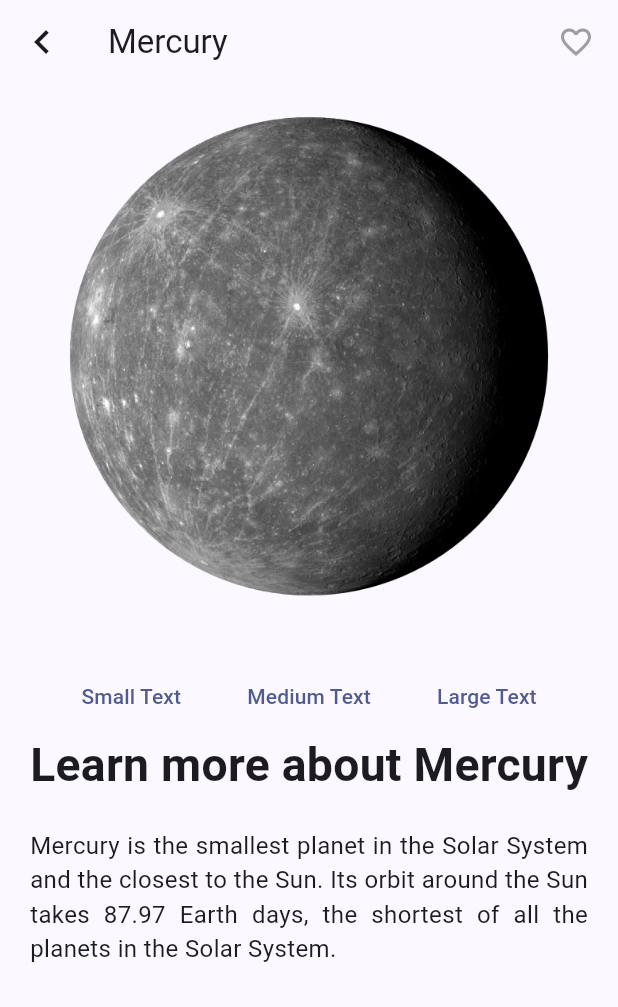
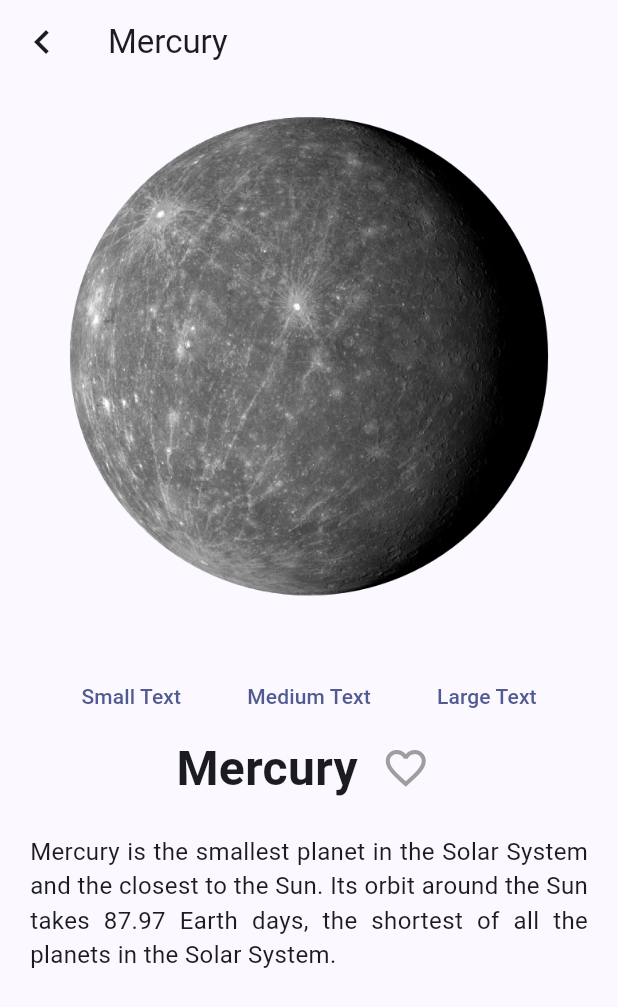
Before and after one commit to noliveira95/spacely, a Flutter app: the screen it shows after launch, after a tap on "Mercury", on a phone screen of 412 x 824 dp. Shown: the top 1007 px of the screen. Run offline on Flutter 3.47's test engine with Material 3 defaults, Android fonts, the light colour scheme and no system bars.

Commit message:
refactor: move favorite button to title row

```diff
--- a/lib/pages/learn_more.dart
+++ b/lib/pages/learn_more.dart
@@ -15,7 +15,8 @@ class LearnMorePage extends StatefulWidget {
 }
 
 class _LearnMorePageState extends State<LearnMorePage> {
-  double customFontSize = 16;
+  double infoFontSize = 16;
+  double titleFontSize = 32;
   Icon favoriteIcon = const Icon(Icons.favorite_border);
   @override
   Widget build(BuildContext context) {
@@ -31,32 +32,32 @@ class _LearnMorePageState extends State<LearnMorePage> {
               size: 32,
             ),
           ),
-          actions: [
-            Consumer<FavoritesModel>(
-              builder: (context, favoritesModel, child) {
-                bool isFavorite = favoritesModel.favorites
-                    .contains(widget.content.title.toLowerCase());
-                return IconButton(
-                  onPressed: () {
-                    if (isFavorite) {
-                      favoritesModel
-                          .removeFavorite(widget.content.title.toLowerCase());
-                    } else {
-                      favoritesModel
-                          .addFavorite(widget.content.title.toLowerCase());
-                    }
-                  },
-                  icon: Padding(
-                    padding: const EdgeInsets.only(right: 8.0),
-                    child: Icon(
-                      isFavorite ? Icons.favorite : Icons.favorite_border,
-                      color: isFavorite ? Colors.red : Colors.grey,
-                    ),
-                  ),
-                );
-              },
-            ),
-          ],
+          // actions: [
+          //   Consumer<FavoritesModel>(
+          //     builder: (context, favoritesModel, child) {
+          //       bool isFavorite = favoritesModel.favorites
+          //           .contains(widget.content.title.toLowerCase());
+          //       return IconButton(
+          //         onPressed: () {
+          //           if (isFavorite) {
+          //             favoritesModel
+          //                 .removeFavorite(widget.content.title.toLowerCase());
+          //           } else {
+          //             favoritesModel
+          //                 .addFavorite(widget.content.title.toLowerCase());
+          //           }
+          //         },
+          //         icon: Padding(
+          //           padding: const EdgeInsets.only(right: 8.0),
+          //           child: Icon(
+          //             isFavorite ? Icons.favorite : Icons.favorite_border,
+          //             color: isFavorite ? Colors.red : Colors.grey,
+          //           ),
+          //         ),
+          //       );
+          //     },
+          //   ),
+          // ],
         ),
         body: SingleChildScrollView(
           child: Center(
@@ -74,7 +75,7 @@ class _LearnMorePageState extends State<LearnMorePage> {
                       TextButton(
                         onPressed: () {
                           setState(() {
-                            customFontSize = 16;
+                            infoFontSize = 16;
                           });
                         },
                         child: const Text('Small Text'),
@@ -82,7 +83,7 @@ class _LearnMorePageState extends State<LearnMorePage> {
                       TextButton(
                         onPressed: () {
                           setState(() {
-                            customFontSize = 20;
+                            infoFontSize = 20;
                           });
                         },
                         child: const Text('Medium Text'),
@@ -90,7 +91,7 @@ class _LearnMorePageState extends State<LearnMorePage> {
                       TextButton(
                         onPressed: () {
                           setState(() {
-                            customFontSize = 24;
+                            infoFontSize = 24;
                           });
                         },
                         child: const Text('Large Text'),
@@ -98,10 +99,45 @@ class _LearnMorePageState extends State<LearnMorePage> {
                     ],
                   ),
                   FittedBox(
-                    child: Text(
-                      'Learn more about ${widget.content.title}',
-                      style: const TextStyle(
-                          fontSize: 40, fontWeight: FontWeight.bold),
+                    child: Row(
+                      children: [
+                        Text(
+                          widget.content.title,
+                          style: TextStyle(
+                            fontSize: titleFontSize,
+                            fontWeight: FontWeight.bold,
+                          ),
+                        ),
+                        const SizedBox(
+                          width: 8,
+                        ),
+                        Consumer<FavoritesModel>(
+                          builder: (context, favoritesModel, child) {
+                            bool isFavorite = favoritesModel.favorites
+                                .contains(widget.content.title.toLowerCase());
+                            return IconButton(
+                              onPressed: () {
+                                if (isFavorite) {
+                                  favoritesModel.removeFavorite(
+                                    widget.content.title.toLowerCase(),
+                                  );
+                                } else {
+                                  favoritesModel.addFavorite(
+                                    widget.content.title.toLowerCase(),
+                                  );
+                                }
+                              },
+                              icon: Icon(
+                                isFavorite
+                                    ? Icons.favorite
+                                    : Icons.favorite_border,
+                                color: isFavorite ? Colors.red : Colors.grey,
+                                size: 32,
+                              ),
+                            );
+                          },
+                        ),
+                      ],
                     ),
                   ),
                   const SizedBox(
@@ -110,7 +146,7 @@ class _LearnMorePageState extends State<LearnMorePage> {
                   Text(
                     planetInfo[widget.content.title.toLowerCase()]!.description,
                     // 'This is the description of ${widget.content.title}',
-                    style: TextStyle(fontSize: customFontSize),
+                    style: TextStyle(fontSize: infoFontSize),
                     textAlign: TextAlign.justify,
                   ),
                   const SizedBox(
```
